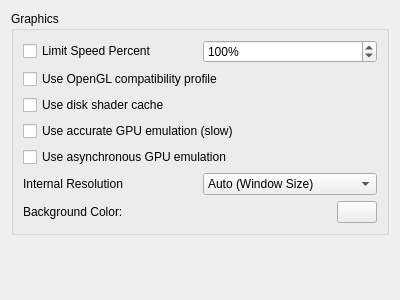
This is src/yuzu/configuration/configure_graphics.ui in ArioSuperStar/yuzu as Qt 5 draws it before an edit. The edited form follows.
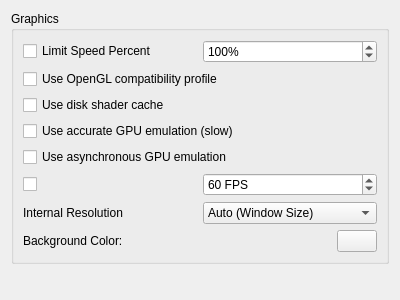
This is the edited form.

Commit message: can't be bothered fixing that anymore

Patch:
```diff
--- a/src/yuzu/configuration/configure_graphics.ui
+++ b/src/yuzu/configuration/configure_graphics.ui
@@ -77,7 +77,8 @@
           </property>
          </widget>
         </item>
-        <layout class="QHBoxLayout" name="horizontalLayout_fpsmode">
+        <item>
+          <layout class="QHBoxLayout" name="horizontalLayout_3">
         <item>
          <widget class="QCheckBox" name="force_30fps_mode">
           <property name="text">
@@ -103,6 +104,7 @@
            </widget>
           </item>
         </layout>
+        </item>
         <item>
          <layout class="QHBoxLayout" name="horizontalLayout">
           <item>
```
Lines whose indentation alone changed are shown as unchanged.
